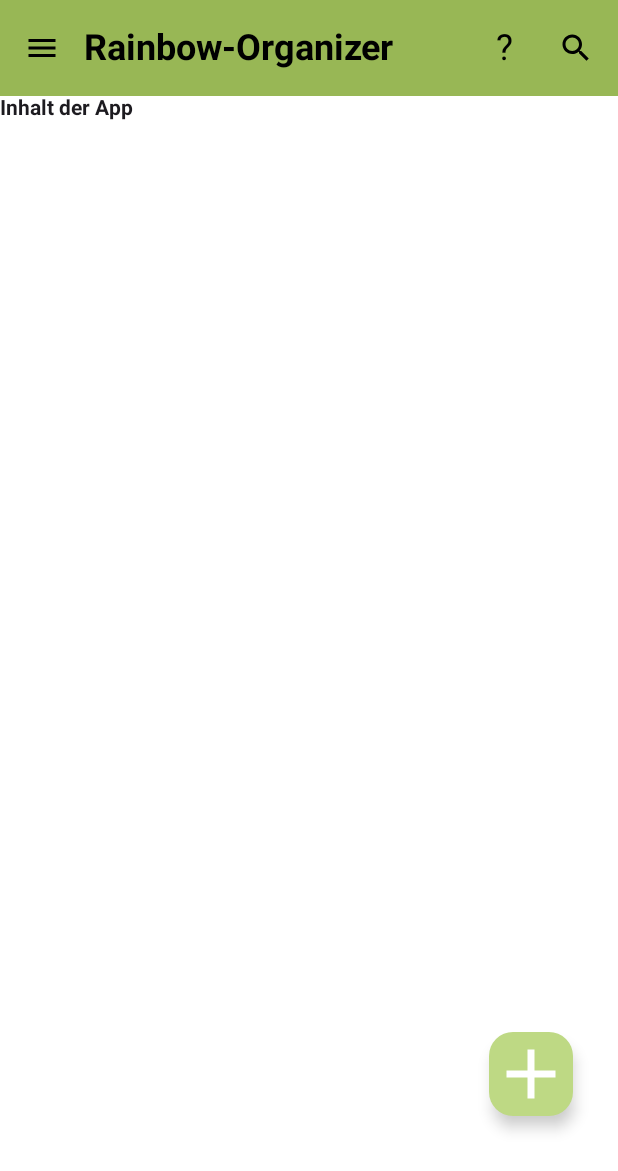
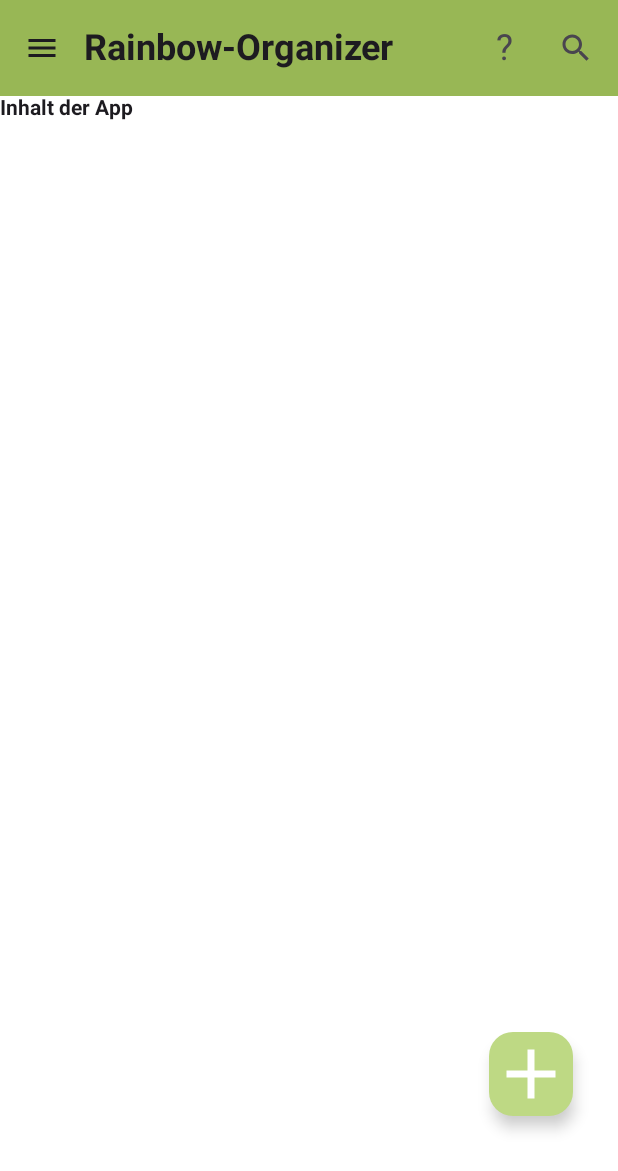
Before and after one commit to Lithinem/Rainbow-Organizer, an Android app built with Jetpack Compose: the screen it shows after launch (MainActivity), on a phone screen of 412 x 824 dp. Shown: the top 1171 px of the screen. Run offline under Robolectric (Android 15) with nearby library versions, the light colour scheme and no system bars.

Commit message:
Created new Theme for Top Bar

```diff
--- a/app/src/main/java/de/greiwies/rainbow_organizor/components/RainbowScaffold.kt
+++ b/app/src/main/java/de/greiwies/rainbow_organizor/components/RainbowScaffold.kt
@@ -1,5 +1,6 @@
 package de.greiwies.rainbow_organizor.components
 
+import android.content.res.Resources.Theme
 import android.widget.Toast
 import androidx.compose.foundation.layout.fillMaxSize
 import androidx.compose.foundation.layout.padding
@@ -24,6 +25,7 @@ import androidx.compose.ui.res.stringResource
 import de.greiwies.rainbow_organizor.R
 import de.greiwies.rainbow_organizor.RainbowViewModel
 import de.greiwies.rainbow_organizor.ui.theme.MainColorMain
+import de.greiwies.rainbow_organizor.ui.theme.RainbowOrganizorTopBarTheme
 
 
 @Composable
@@ -51,25 +53,26 @@ fun TopAppBarLandingPage(){
     val context = LocalContext.current
     val errorText = stringResource(R.string.function_out_of_scope_error)
 
+    RainbowOrganizorTopBarTheme {
         TopAppBar(
-        title = { Text(stringResource(id = R.string.app_name), color = Color.Black) },
+            title = { Text(stringResource(id = R.string.app_name)) },
             navigationIcon = {
                 IconButton(onClick = { /* TODO: Implement menu (not Part of Project) */
                     Toast.makeText(context, errorText,Toast.LENGTH_LONG).show()
                 }) {
-                Icon(Icons.Default.Menu, contentDescription = "Menu", tint = Color.Black)
+                    Icon(Icons.Default.Menu, contentDescription = "Menu")
                 }
             },
             actions = {
                 IconButton(onClick = { //* TODO: Implement menu (not Part of Project) */
                     Toast.makeText(context, errorText,Toast.LENGTH_LONG).show()
                 }) {
-                Text("?", style = MaterialTheme.typography.labelLarge, color = Color.Black)
+                    Text("?", style = MaterialTheme.typography.labelLarge)
                 }
                 IconButton(onClick = { //* TODO: Implement menu (not Part of Project) */
                     Toast.makeText(context, errorText,Toast.LENGTH_LONG).show()
                 }) {
-                Icon(Icons.Default.Search, contentDescription = "Search", tint = Color.Black)
+                    Icon(Icons.Default.Search, contentDescription = "Search")
                 }
             },
             colors = TopAppBarDefaults.topAppBarColors(
@@ -78,3 +81,4 @@ fun TopAppBarLandingPage(){
             )
         )
     }
+}
--- a/app/src/main/java/de/greiwies/rainbow_organizor/ui/theme/Theme.kt
+++ b/app/src/main/java/de/greiwies/rainbow_organizor/ui/theme/Theme.kt
@@ -129,3 +129,18 @@ fun RainbowOrganizorTheme(
         content = content
     )
 }
+
+@Composable
+fun RainbowOrganizorTopBarTheme(
+    // Dynamic color is available on Android 12+
+    //dynamicColor: Boolean = true,
+    content: @Composable () -> Unit
+) {
+    val colorScheme =  LightColorScheme
+
+    MaterialTheme(
+        colorScheme = colorScheme,
+        typography = RainbowTypography,
+        content = content
+    )
+}
```
Lines whose indentation alone changed are shown as unchanged.
